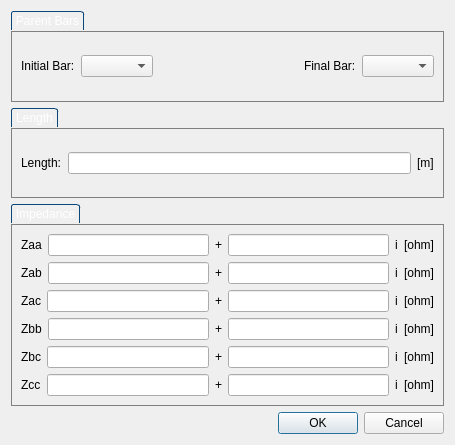
The window that src/window/lineproperties.ui (raulhuatuco/QuickFlow) describes before a commit, drawn with Qt 5.
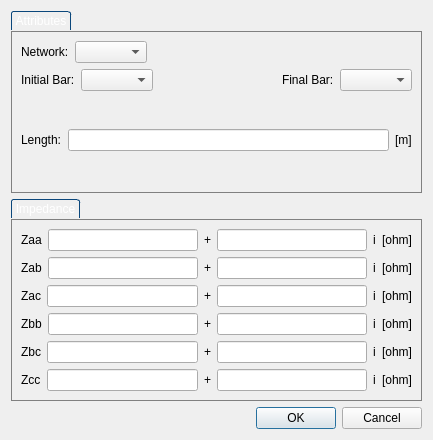
The same window after the commit.

Commit message: reworking networks

Diff of the .ui file:
```diff
--- a/src/window/lineproperties.ui
+++ b/src/window/lineproperties.ui
@@ -6,15 +6,15 @@
    <rect>
     <x>0</x>
     <y>0</y>
-    <width>455</width>
-    <height>445</height>
+    <width>433</width>
+    <height>440</height>
    </rect>
   </property>
   <property name="windowTitle">
    <string>Line Initial Settings</string>
   </property>
-  <layout class="QVBoxLayout" name="verticalLayout_2">
-   <item>
+  <layout class="QGridLayout" name="gridLayout">
+   <item row="0" column="0">
     <widget class="QGroupBox" name="groupBox_2">
      <property name="styleSheet">
       <string notr="true">QGroupBox {
@@ -36,9 +36,36 @@
 }</string>
      </property>
      <property name="title">
-      <string>Parent Bars</string>
+      <string>Attributes</string>
      </property>
-     <layout class="QVBoxLayout" name="verticalLayout_7">
+     <layout class="QVBoxLayout" name="verticalLayout_2">
+      <item>
+       <layout class="QHBoxLayout" name="horizontalLayout_5">
+        <item>
+         <widget class="QLabel" name="label">
+          <property name="text">
+           <string>Network:</string>
+          </property>
+         </widget>
+        </item>
+        <item>
+         <widget class="QComboBox" name="network"/>
+        </item>
+        <item>
+         <spacer name="horizontalSpacer_2">
+          <property name="orientation">
+           <enum>Qt::Horizontal</enum>
+          </property>
+          <property name="sizeHint" stdset="0">
+           <size>
+            <width>40</width>
+            <height>20</height>
+           </size>
+          </property>
+         </spacer>
+        </item>
+       </layout>
+      </item>
       <item>
        <layout class="QHBoxLayout" name="horizontalLayout">
         <item>
@@ -76,34 +103,6 @@
         </item>
        </layout>
       </item>
-     </layout>
-    </widget>
-   </item>
-   <item>
-    <widget class="QGroupBox" name="groupBox_3">
-     <property name="styleSheet">
-      <string notr="true">QGroupBox {
-border: 1px solid gray;
-margin-top: 20px;
-}
-
-QGroupBox::title
-{
-    subcontrol-origin: margin;	
-    border-top-left-radius: 3px;
-    border-top-right-radius: 3px;
-    border: 1px solid #0b477b;
-    border-bottom: none;
-    background-color: qlineargradient(x1: 0, y1: 0, x2: 0, y2: 1,
-        stop: 0 #001520, stop: 1 #000809);
-    padding: 2 2px;
-    color: white;   
-}</string>
-     </property>
-     <property name="title">
-      <string>Length</string>
-     </property>
-     <layout class="QVBoxLayout" name="verticalLayout_14">
       <item>
        <layout class="QHBoxLayout" name="horizontalLayout_11">
         <item>
@@ -128,7 +127,7 @@
      </layout>
     </widget>
    </item>
-   <item>
+   <item row="1" column="0">
     <widget class="QGroupBox" name="groupBox_4">
      <property name="styleSheet">
       <string notr="true">QGroupBox {
@@ -384,7 +383,7 @@
      </layout>
     </widget>
    </item>
-   <item>
+   <item row="2" column="0">
     <widget class="QDialogButtonBox" name="buttonBox">
      <property name="standardButtons">
       <set>QDialogButtonBox::Cancel|QDialogButtonBox::Ok</set>
```
Left out of the diff: 4 changed lines with no effect on the pictures. The commit also changes 1198 other files.
